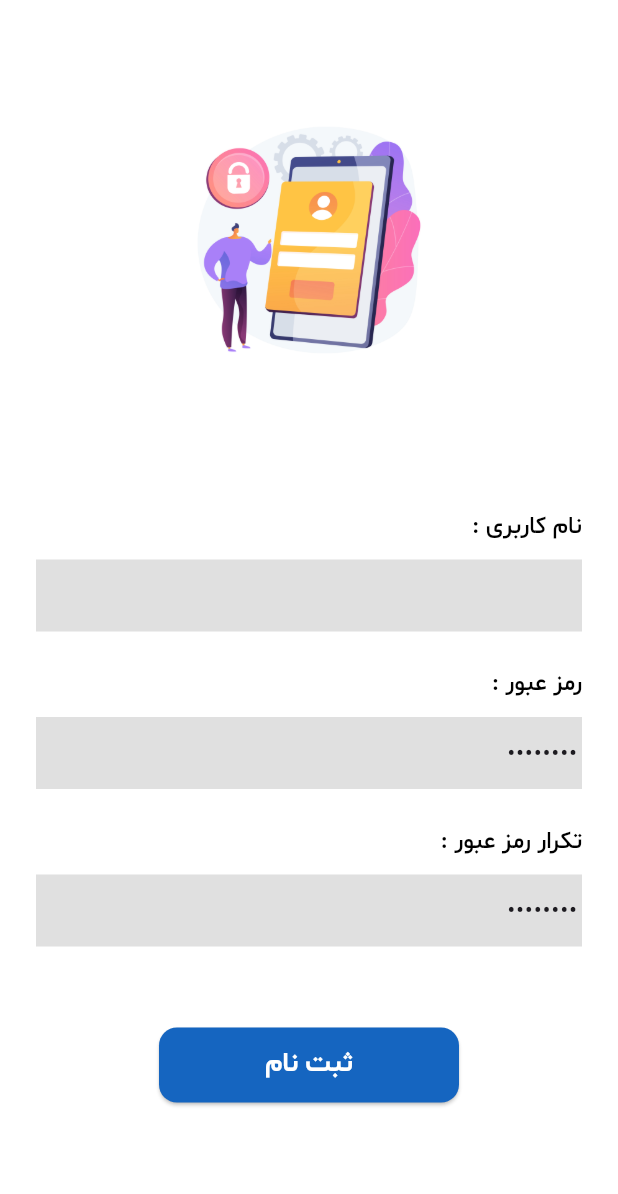
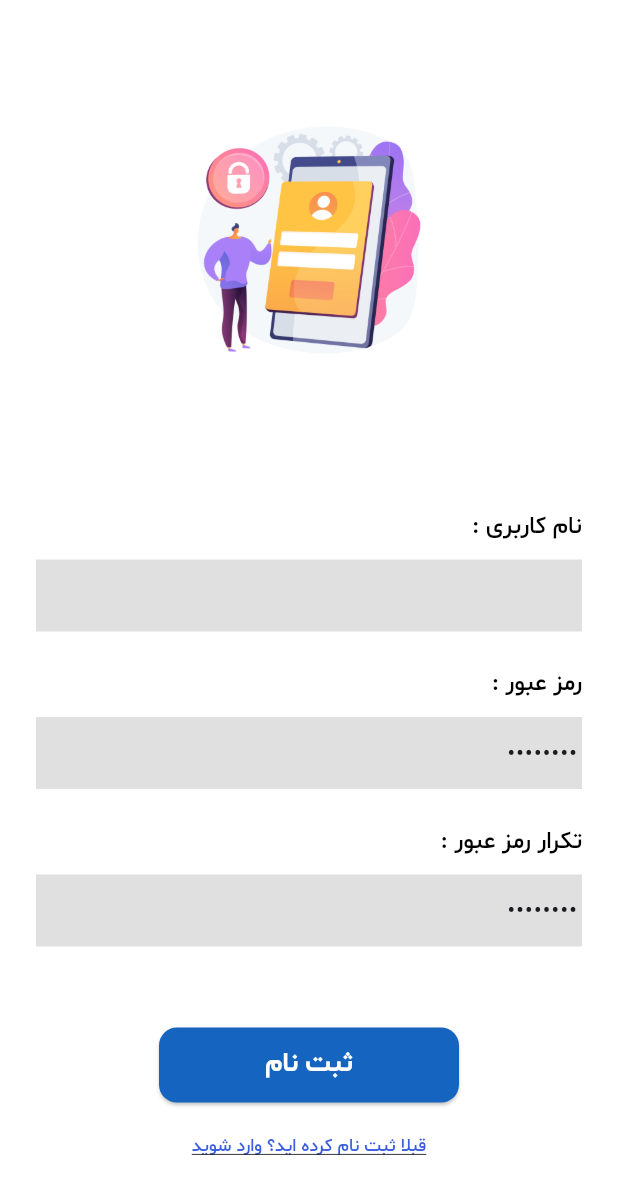
Before and after one commit to matinnajafi/apple_shop_app, a Flutter app: the screen it shows after launch, after a tap on "ورود به حساب کاربری", after a tap on "اگر حساب کاربری ندارید ثبت نام کنید", on a phone screen of 412 x 824 dp. Shown: the top 1194 px of the screen. Run offline on Flutter 3.47's test engine with Material 3 defaults, Android fonts, the phone set to English and light mode, and no system bars; our stand-ins replace app_links, bloc, cached_network_image, dartz, dio, dotted_line and 7 more; missing offline and left inert: zarinpal; accounts and stored records are empty; network calls fail.

```diff
--- a/lib/data/datasource/authentication_datasource.dart
+++ b/lib/data/datasource/authentication_datasource.dart
@@ -27,12 +27,13 @@ class AuthenticationRemote implements IAuthenticationDataSource {
         'collections/users/records',
         data: {
           'username': username,
+          'name': username,
           'password': password,
           'passwordConfirm': passwordConfirm,
         },
       );
       if (response.statusCode == 200) {
-        AuthManager.saveId(response.data?['id']);
+        login(username, password);
       }
       // ignore: avoid_print
       print(response.statusCode); // just for debug
@@ -56,6 +57,7 @@ class AuthenticationRemote implements IAuthenticationDataSource {
 
       if (response.statusCode == 200) {
         AuthManager.saveId(response.data?['record']['id']);
+        AuthManager.saveToken(response.data['token']);
         return response.data['token'];
       }
     } on DioException catch (ex) {
--- a/lib/data/repository/authentication_repository.dart
+++ b/lib/data/repository/authentication_repository.dart
@@ -1,7 +1,6 @@
 import 'package:apple_shop_app/data/datasource/authentication_datasource.dart';
 import 'package:apple_shop_app/di/di.dart';
 import 'package:apple_shop_app/util/api_exception.dart';
-import 'package:apple_shop_app/util/auth_manager.dart';
 import 'package:dartz/dartz.dart';
 
 abstract class IAuthRepository {
@@ -37,8 +36,11 @@ class AuthenticationRepository implements IAuthRepository {
   Future<Either<String, String>> login(String username, String password) async {
     try {
       String token = await _datasource.login(username, password);
-      AuthManager.saveToken(token);
-      return right('شما با موفقیت وارد شدید!');
+      if (token.isNotEmpty) {
+        return right('شما با موفقیت وارد شدید!');
+      } else {
+        return left('خطایی در ورود رخ داده!');
+      }
     } on ApiException catch (ex) {
       return left(ex.message ?? 'خطایی در ورود رخ داده!');
     } catch (ex) {
--- a/lib/screens/register_screen.dart
+++ b/lib/screens/register_screen.dart
@@ -3,6 +3,7 @@ import 'package:apple_shop_app/bloc/authentication/auth_event.dart';
 import 'package:apple_shop_app/bloc/authentication/auth_state.dart';
 import 'package:apple_shop_app/constants/custom_colors.dart';
 import 'package:apple_shop_app/screens/dashboard_screen.dart';
+import 'package:apple_shop_app/screens/login_screen.dart';
 import 'package:flutter/material.dart';
 import 'package:flutter_bloc/flutter_bloc.dart';
 
@@ -239,6 +240,24 @@ class ViewContainer extends StatelessWidget {
                       return const Text('خطای نامشخص');
                     },
                   ),
+                  const SizedBox(height: 20),
+                  GestureDetector(
+                    onTap: () {
+                      Navigator.pushReplacement(
+                        context,
+                        MaterialPageRoute(builder: (context) => LoginScreen()),
+                      );
+                    },
+                    child: const Text(
+                      'قبلا ثبت نام کرده اید؟ وارد شوید',
+                      style: TextStyle(
+                        fontFamily: 'SM',
+                        color: CustomColors.blueIndicator,
+                        fontSize: 12,
+                        decoration: TextDecoration.underline,
+                      ),
+                    ),
+                  ),
                 ],
               ),
             ],
```
